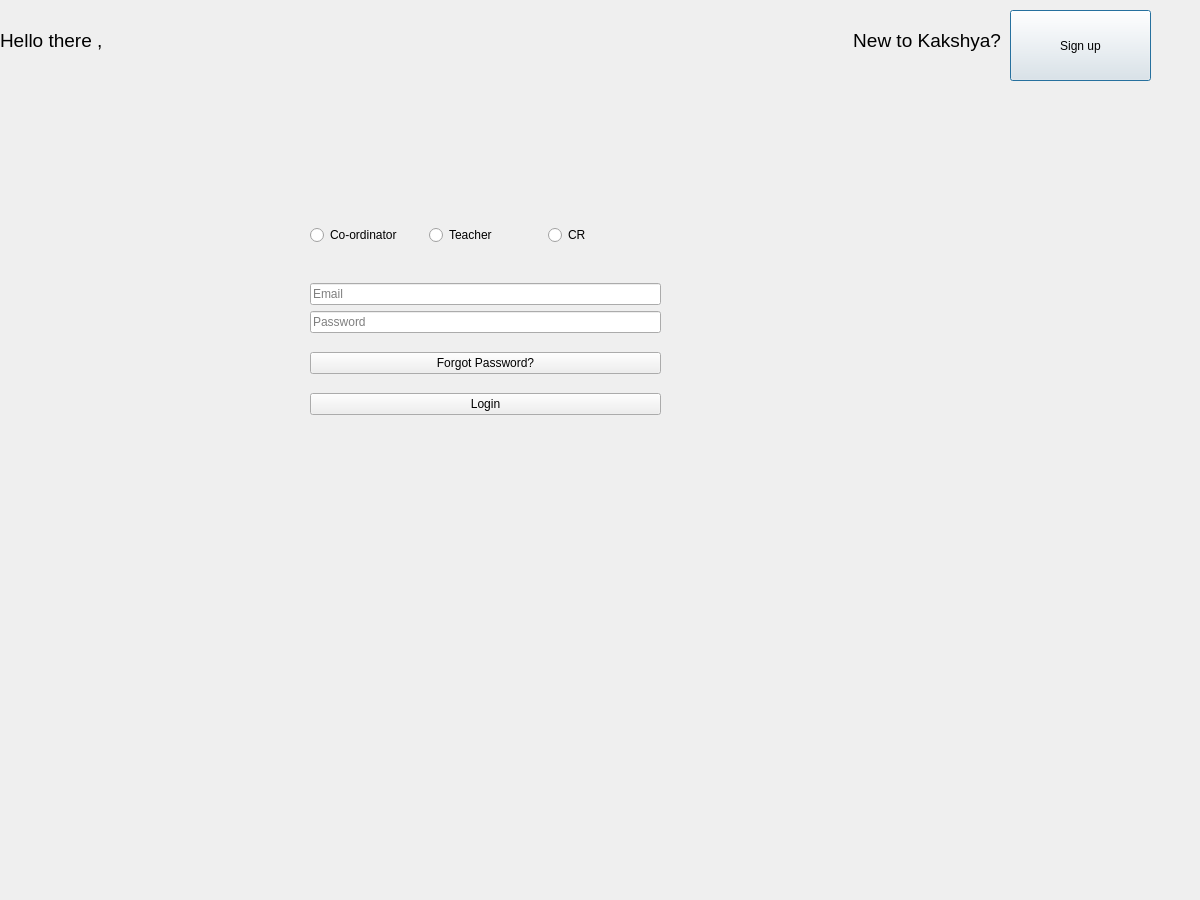
prazzx/Kakshya, file loginpage.ui: the form before one commit.
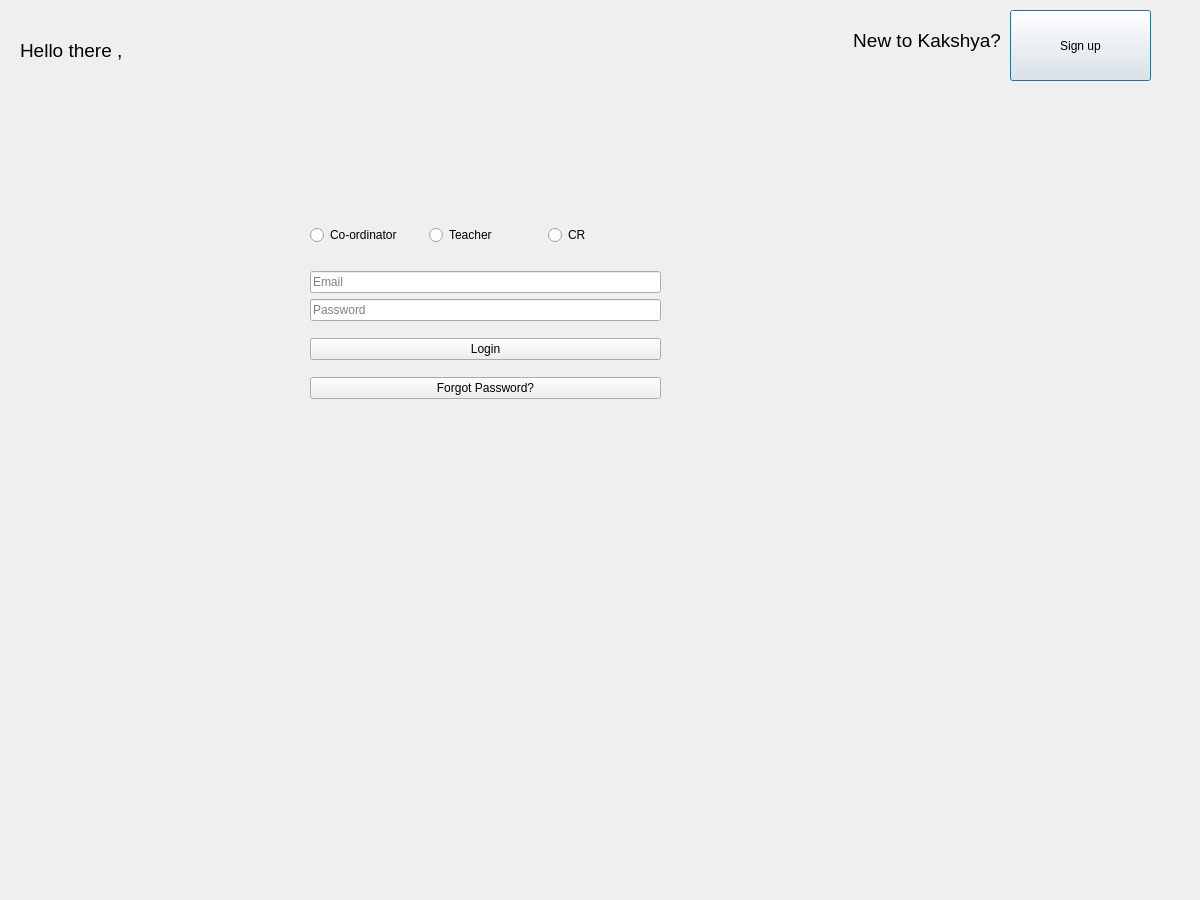
The form after the commit.

What changed in the file:
```diff
--- a/loginpage.ui
+++ b/loginpage.ui
@@ -29,8 +29,8 @@
   <widget class="QLabel" name="labelMessage">
    <property name="geometry">
     <rect>
-     <x>300</x>
-     <y>410</y>
+     <x>320</x>
+     <y>460</y>
      <width>351</width>
      <height>91</height>
     </rect>
@@ -98,9 +98,9 @@
    <property name="geometry">
     <rect>
      <x>310</x>
-     <y>270</y>
+     <y>260</y>
      <width>351</width>
-     <height>161</height>
+     <height>151</height>
     </rect>
    </property>
    <layout class="QVBoxLayout" name="verticalLayout_2">
@@ -128,13 +128,6 @@
       </item>
      </layout>
     </item>
-    <item>
-     <widget class="QPushButton" name="pushButtonForgotpassword">
-      <property name="text">
-       <string>Forgot Password?</string>
-      </property>
-     </widget>
-    </item>
     <item>
      <widget class="QPushButton" name="pushButtonLogin">
       <property name="text">
@@ -142,13 +135,20 @@
       </property>
      </widget>
     </item>
+    <item>
+     <widget class="QPushButton" name="pushButtonForgotpassword">
+      <property name="text">
+       <string>Forgot Password?</string>
+      </property>
+     </widget>
+    </item>
    </layout>
   </widget>
   <widget class="QLabel" name="label_2">
    <property name="geometry">
     <rect>
-     <x>0</x>
-     <y>0</y>
+     <x>20</x>
+     <y>10</y>
      <width>181</width>
      <height>81</height>
     </rect>
```
